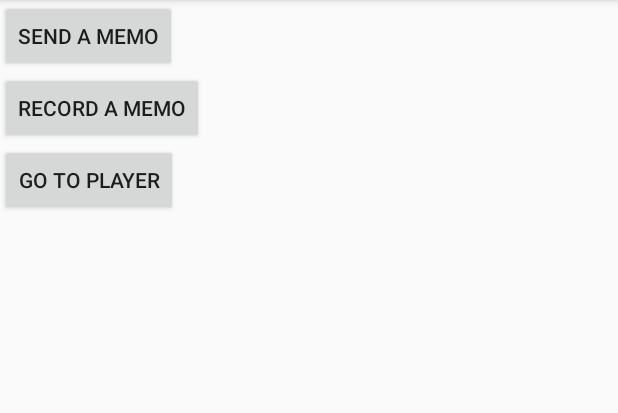
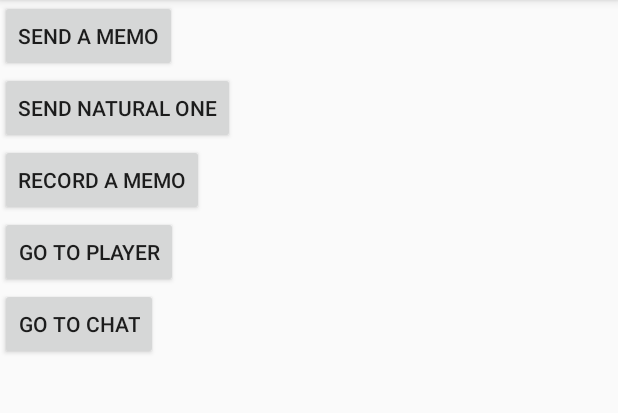
Before and after one commit to clintonbf/UDP_chat_client, an Android app: the screen it shows after launch (MainActivity), on a phone screen of 412 x 824 dp, the part 84-497 px from its top. Run offline under Robolectric (Android 15) with nearby library versions, the phone set to English and light mode, and no system bars.

Commit message:
Added new chat activity Implemented simple connection handshake

```diff
--- a/app/src/main/AndroidManifest.xml
+++ b/app/src/main/AndroidManifest.xml
@@ -14,6 +14,7 @@
         android:roundIcon="@mipmap/ic_launcher_round"
         android:supportsRtl="true"
         android:theme="@style/AppTheme">
+        <activity android:name=".UDPChat"></activity>
         <activity android:name=".RecordAMemo" />
         <activity android:name=".SendAVoiceMemo" />
         <activity android:name=".Player" />
--- /dev/null
+++ b/app/src/main/java/ca/bcit/udpchat/ReceiveCall.java
@@ -0,0 +1,4 @@
+package ca.bcit.udpchat;
+
+public class ReceiveCall {
+}
--- a/app/src/main/java/ca/bcit/udpchat/SendAVoiceMemo.java
+++ b/app/src/main/java/ca/bcit/udpchat/SendAVoiceMemo.java
@@ -11,7 +11,6 @@ import android.media.MediaRecorder;
 import android.os.Bundle;
 import android.util.Log;
 import android.view.View;
-import android.widget.Toast;
 
 import java.io.IOException;
 import java.net.DatagramPacket;
@@ -88,7 +87,7 @@ public class SendAVoiceMemo extends AppCompatActivity {
 
                     audioRecorder.stop();
 
-                    Toast.makeText(SendAVoiceMemo.this, "Recording stopped", Toast.LENGTH_LONG).show();
+//                    Toast.makeText(SendAVoiceMemo.this, "Recording stopped", Toast.LENGTH_LONG).show();
 
                     audioRecorder.release();
                     socket.disconnect();
--- a/app/src/main/res/layout/activity_main.xml
+++ b/app/src/main/res/layout/activity_main.xml
@@ -13,34 +13,12 @@
         android:text="@string/send_voice_memo"
         android:onClick="goToMemo" />
 
-<!--    <LinearLayout-->
-<!--        android:layout_width="wrap_content"-->
-<!--        android:layout_height="wrap_content"-->
-<!--        android:orientation="horizontal">-->
-
-
-<!--    <Button-->
-<!--        android:layout_width="wrap_content"-->
-<!--        android:layout_height="wrap_content"-->
-<!--        android:text="@string/send_natural"-->
-<!--        android:onClick="sendNatural"-->
-<!--        />-->
-
-<!--        <Button-->
-<!--            android:layout_width="wrap_content"-->
-<!--            android:layout_height="wrap_content"-->
-<!--            android:text="@string/send_battle"-->
-<!--            android:onClick="sendBattle"-->
-<!--            />-->
-
-<!--        <Button-->
-<!--            android:layout_width="wrap_content"-->
-<!--            android:layout_height="wrap_content"-->
-<!--            android:text="@string/send_meep"-->
-<!--            android:onClick="sendMeep"-->
-<!--            />-->
-
-<!--    </LinearLayout>-->
+    <Button
+        android:layout_width="wrap_content"
+        android:layout_height="wrap_content"
+        android:text="@string/send_natural"
+        android:onClick="sendNatural"
+        />
 
     <Button
         android:layout_width="wrap_content"
@@ -56,6 +34,13 @@
         android:onClick="goToPlayer"
         />
 
+    <Button
+        android:layout_width="wrap_content"
+        android:layout_height="wrap_content"
+        android:text="@string/go_to_chat"
+        android:onClick="startChatActivity"
+        />
+
 <!--   <Button-->
 <!--       android:layout_width="wrap_content"-->
 <!--       android:layout_height="wrap_content"-->
--- a/app/src/main/res/values/strings.xml
+++ b/app/src/main/res/values/strings.xml
@@ -18,5 +18,7 @@
     <string name="play">Play</string>
     <string name="pause">Pause</string>
     <string name="stop">Stop</string>
+    <string name="connect_to_udp_server">Connect to UDP Server</string>
+    <string name="go_to_chat">Go to chat</string>
 
 </resources>
```
Also changed, not shown: app/src/main/java/ca/bcit/udpchat/MainActivity.java (+5 -35 lines), app/src/main/java/ca/bcit/udpchat/UDPChat.java (added, +62 -0 lines), app/src/main/res/layout/activity_u_d_p_chat.xml (added, +26 -0 lines).
